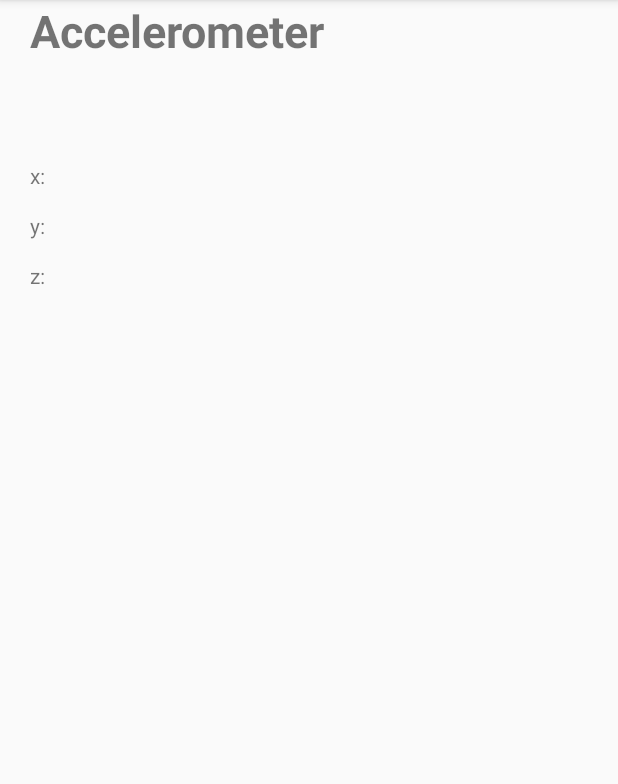
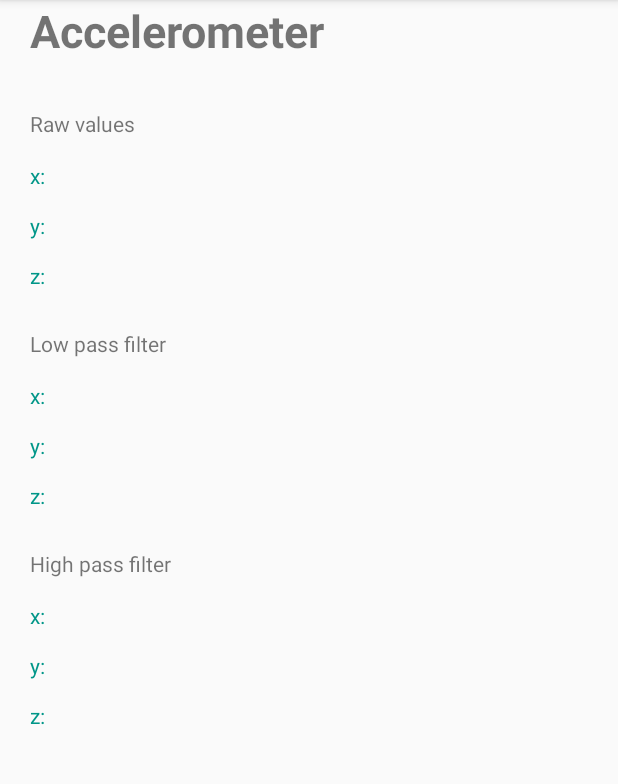
Before and after one commit to githubilona/TM8-sensors, an Android app: the AccelerometerActivity screen opened directly, with no data from a screen before it, on a phone screen of 412 x 824 dp, the part 84-868 px from its top. Run offline under Robolectric (Android 15) with nearby library versions, the phone set to English and light mode, and no system bars.

Commit message:
display data from low pass filter and high pass filter

```diff
--- a/app/src/main/java/com/example/lab8/AccelerometerActivity.java
+++ b/app/src/main/java/com/example/lab8/AccelerometerActivity.java
@@ -13,9 +13,20 @@ public class AccelerometerActivity extends AppCompatActivity implements SensorEv
 
     SensorManager mSensorManager;
     Sensor mAccelerometer;
+
     TextView xValueTextView;
     TextView yValueTextView;
     TextView zValueTextView;
+    TextView xGravityTextView;
+    TextView yGravityTextView;
+    TextView zGravityTextView;
+    TextView xAccelTextView;
+    TextView yAccelTextView;
+    TextView zAccelTextView;
+
+    private float[] mGravity = new float[3];
+    private float[] mAccel = new float[3];
+    float mAlpha = 0.8f;
 
     @Override
     protected void onCreate(Bundle savedInstanceState) {
@@ -25,9 +36,63 @@ public class AccelerometerActivity extends AppCompatActivity implements SensorEv
         xValueTextView = findViewById(R.id.xValueTextView);
         yValueTextView = findViewById(R.id.yValueTextView);
         zValueTextView = findViewById(R.id.zValueTextView);
+        xGravityTextView = findViewById(R.id.xGravityTextView);
+        yGravityTextView = findViewById(R.id.yGravityTextView);
+        zGravityTextView = findViewById(R.id.zGravityTextView);
+        xAccelTextView = findViewById(R.id.xAccelTextView);
+        yAccelTextView = findViewById(R.id.yAccelTextView);
+        zAccelTextView = findViewById(R.id.zAccelTextView);
+
 
         mSensorManager = (SensorManager) getSystemService(SENSOR_SERVICE);
         mAccelerometer = mSensorManager.getDefaultSensor(Sensor.TYPE_ACCELEROMETER);
+
+    }
+
+    @Override
+    public void onSensorChanged(SensorEvent sensorEvent) {
+        if (sensorEvent.sensor.getType() == Sensor.TYPE_ACCELEROMETER) {
+            float rawX = sensorEvent.values[0], rawY = sensorEvent.values[1], rawZ = sensorEvent.values[2];
+
+            mGravity[0] = lowPass(rawX, mGravity[0]);
+            mGravity[1] = lowPass(rawY, mGravity[1]);
+            mGravity[2] = lowPass(rawZ, mGravity[2]);
+
+            mAccel[0] = highPass(rawX, mGravity[0]);
+            mAccel[1] = highPass(rawY, mGravity[1]);
+            mAccel[2] = highPass(rawZ, mGravity[2]);
+
+            String xLabel = "x:\t\t";
+            String yLabel = "y:\t\t";
+            String zLabel = "z:\t\t";
+
+            xValueTextView.setText(xLabel + String.valueOf(rawX));
+            yValueTextView.setText(yLabel + String.valueOf(rawY));
+            zValueTextView.setText(zLabel + String.valueOf(rawZ));
+
+
+            xGravityTextView.setText(xLabel + String.valueOf(mGravity[0]));
+            yGravityTextView.setText(yLabel + String.valueOf(mGravity[1]));
+            zGravityTextView.setText(zLabel + String.valueOf(mGravity[2]));
+
+            xAccelTextView.setText(xLabel + String.valueOf(mAccel[0]));
+            yAccelTextView.setText(yLabel + String.valueOf(mAccel[1]));
+            zAccelTextView.setText(zLabel + String.valueOf(mAccel[2]));
+
+
+        }
+    }
+
+    private float lowPass(float current, float gravity) {
+        return gravity * mAlpha + current * (1 - mAlpha);
+    }
+
+    private float highPass(float current, float gravity) {
+        return current - gravity;
+    }
+
+    @Override
+    public void onAccuracyChanged(Sensor sensor, int i) {
 
     }
 
@@ -45,18 +110,4 @@ public class AccelerometerActivity extends AppCompatActivity implements SensorEv
         mSensorManager.unregisterListener(this);
     }
 
-    @Override
-    public void onSensorChanged(SensorEvent sensorEvent) {
-        if (sensorEvent.sensor.getType() == Sensor.TYPE_ACCELEROMETER) {
-            float x = sensorEvent.values[0], y = sensorEvent.values[1], z = sensorEvent.values[2];
-            xValueTextView.setText("x: "+ String.valueOf(x));
-            yValueTextView.setText("y: "+ String.valueOf(y));
-            zValueTextView.setText("z: "+ String.valueOf(z));
-        }
-    }
-
-    @Override
-    public void onAccuracyChanged(Sensor sensor, int i) {
-
-    }
 }
--- a/app/src/main/res/layout/activity_accelerometer.xml
+++ b/app/src/main/res/layout/activity_accelerometer.xml
@@ -5,6 +5,78 @@
     android:layout_width="match_parent"
     android:layout_height="match_parent"
     tools:context=".AccelerometerActivity">
+
+    <TextView
+        android:id="@+id/xAccelTextView"
+        android:layout_width="140dp"
+        android:layout_height="30dp"
+        android:layout_marginStart="20dp"
+        android:layout_marginTop="50dp"
+        android:text="x: "
+        android:textColor="#009688"
+        android:textSize="14dp"
+        app:layout_constraintStart_toStartOf="parent"
+        app:layout_constraintTop_toBottomOf="@+id/zGravityTextView" />
+
+    <TextView
+        android:id="@+id/yAccelTextView"
+        android:layout_width="140dp"
+        android:layout_height="30dp"
+        android:layout_marginStart="20dp"
+        android:layout_marginTop="3dp"
+        android:text="y: "
+        android:textColor="#009688"
+        android:textSize="14dp"
+        app:layout_constraintStart_toStartOf="parent"
+        app:layout_constraintTop_toBottomOf="@+id/xAccelTextView" />
+
+    <TextView
+        android:id="@+id/zAccelTextView"
+        android:layout_width="140dp"
+        android:layout_height="30dp"
+        android:layout_marginStart="20dp"
+        android:layout_marginTop="3dp"
+        android:text="z: "
+        android:textColor="#009688"
+        android:textSize="14dp"
+        app:layout_constraintStart_toStartOf="parent"
+        app:layout_constraintTop_toBottomOf="@+id/yAccelTextView" />
+
+    <TextView
+        android:id="@+id/xGravityTextView"
+        android:layout_width="140dp"
+        android:layout_height="30dp"
+        android:layout_marginStart="20dp"
+        android:layout_marginTop="50dp"
+        android:text="x: "
+        android:textColor="#009688"
+        android:textSize="14dp"
+        app:layout_constraintStart_toStartOf="parent"
+        app:layout_constraintTop_toBottomOf="@+id/zValueTextView" />
+
+    <TextView
+        android:id="@+id/yGravityTextView"
+        android:layout_width="140dp"
+        android:layout_height="30dp"
+        android:layout_marginStart="20dp"
+        android:layout_marginTop="3dp"
+        android:text="y: "
+        android:textColor="#009688"
+        android:textSize="14dp"
+        app:layout_constraintStart_toStartOf="parent"
+        app:layout_constraintTop_toBottomOf="@+id/xGravityTextView" />
+
+    <TextView
+        android:id="@+id/zGravityTextView"
+        android:layout_width="140dp"
+        android:layout_height="30dp"
+        android:layout_marginStart="20dp"
+        android:layout_marginTop="3dp"
+        android:text="z: "
+        android:textColor="#009688"
+        android:textSize="14dp"
+        app:layout_constraintStart_toStartOf="parent"
+        app:layout_constraintTop_toBottomOf="@+id/yGravityTextView" />
 
     <TextView
         android:id="@+id/accelerometerTextView"
@@ -24,6 +96,7 @@
         android:layout_marginStart="20dp"
         android:layout_marginTop="50dp"
         android:text="x: "
+        android:textColor="#009688"
         android:textSize="14dp"
         app:layout_constraintStart_toStartOf="parent"
         app:layout_constraintTop_toBottomOf="@+id/accelerometerTextView" />
@@ -35,6 +108,7 @@
         android:layout_marginStart="20dp"
         android:layout_marginTop="3dp"
         android:text="y: "
+        android:textColor="#009688"
         android:textSize="14dp"
         app:layout_constraintStart_toStartOf="parent"
         app:layout_constraintTop_toBottomOf="@+id/xValueTextView" />
@@ -46,7 +120,38 @@
         android:layout_marginStart="20dp"
         android:layout_marginTop="3dp"
         android:text="z: "
+        android:textColor="#009688"
         android:textSize="14dp"
         app:layout_constraintStart_toStartOf="parent"
         app:layout_constraintTop_toBottomOf="@+id/yValueTextView" />
+
+    <TextView
+        android:id="@+id/rawValuesTextView"
+        android:layout_width="wrap_content"
+        android:layout_height="wrap_content"
+        android:layout_marginStart="20dp"
+        android:layout_marginTop="15dp"
+        android:text="Raw values"
+        app:layout_constraintStart_toStartOf="parent"
+        app:layout_constraintTop_toBottomOf="@+id/accelerometerTextView" />
+
+    <TextView
+        android:id="@+id/TextView"
+        android:layout_width="wrap_content"
+        android:layout_height="wrap_content"
+        android:layout_marginStart="20dp"
+        android:layout_marginTop="15dp"
+        android:text="Low pass filter"
+        app:layout_constraintStart_toStartOf="parent"
+        app:layout_constraintTop_toBottomOf="@+id/zValueTextView" />
+
+    <TextView
+        android:id="@+id/textView5"
+        android:layout_width="wrap_content"
+        android:layout_height="wrap_content"
+        android:layout_marginStart="20dp"
+        android:layout_marginTop="15dp"
+        android:text="High pass filter"
+        app:layout_constraintStart_toStartOf="parent"
+        app:layout_constraintTop_toBottomOf="@+id/zGravityTextView" />
 </androidx.constraintlayout.widget.ConstraintLayout>
```
